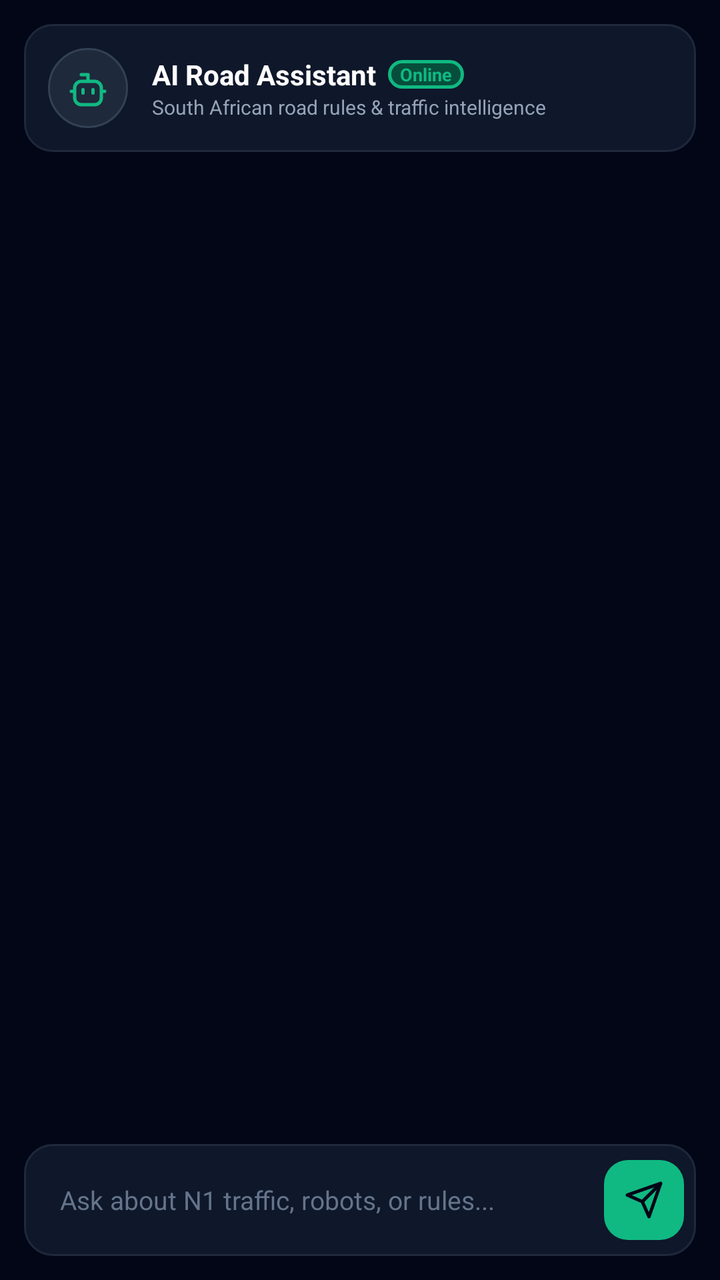
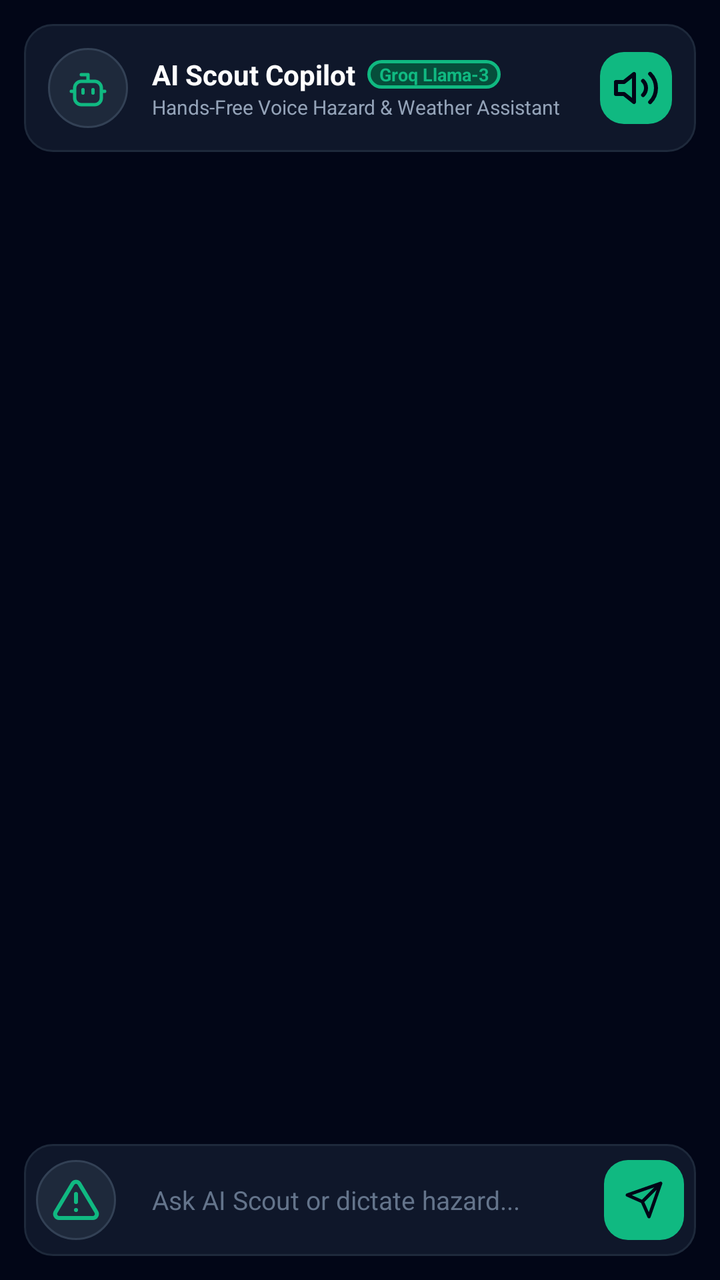

The first picture is an Android layout as it rendered before a commit; the second is the same layout after the commit. The layout source and the unified diff follow.
<!-- AndroidManifest.xml: application theme Theme.RouteWiseSA -->
<!-- res/layout/fragment_chatbot.xml -->
<?xml version="1.0" encoding="utf-8"?>
<androidx.constraintlayout.widget.ConstraintLayout
    xmlns:android="http://schemas.android.com/apk/res/android"
    xmlns:app="http://schemas.android.com/apk/res-auto"
    android:layout_width="match_parent"
    android:layout_height="match_parent"
    android:background="#020617"
    android:padding="12dp"
    android:paddingBottom="24dp">

    
    <LinearLayout
        android:id="@+id/chatHeader"
        android:layout_width="match_parent"
        android:layout_height="wrap_content"
        android:background="@drawable/bg_card_unselected"
        android:orientation="horizontal"
        android:gravity="center_vertical"
        android:padding="12dp"
        android:baselineAligned="false"
        app:layout_constraintTop_toTopOf="parent">

        <FrameLayout
            android:layout_width="40dp"
            android:layout_height="40dp"
            android:background="@drawable/bg_circle_slate">
            <ImageView
                android:layout_width="20dp"
                android:layout_height="20dp"
                android:layout_gravity="center"
                android:src="@drawable/ic_robot"
                android:contentDescription="@string/ai_scout_copilot"
                app:tint="#10b981" />
        </FrameLayout>

        <LinearLayout
            android:layout_width="0dp"
            android:layout_height="wrap_content"
            android:layout_weight="1"
            android:orientation="vertical"
            android:layout_marginStart="12dp">

            <LinearLayout
                android:layout_width="wrap_content"
                android:layout_height="wrap_content"
                android:orientation="horizontal"
                android:gravity="center_vertical">
                <TextView
                    android:layout_width="wrap_content"
                    android:layout_height="wrap_content"
                    android:text="@string/title_chat"
                    android:textColor="#ffffff"
                    android:textSize="14sp"
                    android:textStyle="bold" />
                <TextView
                    android:layout_width="wrap_content"
                    android:layout_height="wrap_content"
                    android:text="@string/online"
                    android:textColor="#10b981"
                    android:textSize="9sp"
                    android:textStyle="bold"
                    android:background="@drawable/bg_card_selected"
                    android:paddingHorizontal="6dp"
                    android:paddingVertical="1dp"
                    android:layout_marginStart="6dp" />
            </LinearLayout>

            <TextView
                android:layout_width="wrap_content"
                android:layout_height="wrap_content"
                android:text="@string/ai_desc"
                android:textColor="#94a3b8"
                android:textSize="10sp" />
        </LinearLayout>
    </LinearLayout>

    
    <androidx.recyclerview.widget.RecyclerView
        android:id="@+id/rvChatMessages"
        android:layout_width="match_parent"
        android:layout_height="0dp"
        android:layout_marginVertical="12dp"
        app:layout_constraintTop_toBottomOf="@id/chatHeader"
        app:layout_constraintBottom_toTopOf="@id/chatInputContainer" />

    
    <LinearLayout
        android:id="@+id/chatInputContainer"
        android:layout_width="match_parent"
        android:layout_height="wrap_content"
        android:background="@drawable/bg_card_unselected"
        android:orientation="horizontal"
        android:gravity="center_vertical"
        android:padding="6dp"
        app:layout_constraintBottom_toBottomOf="parent">

        <EditText
            android:id="@+id/etChatInput"
            android:layout_width="0dp"
            android:layout_height="44dp"
            android:layout_weight="1"
            android:background="@android:color/transparent"
            android:hint="@string/chat_hint"
            android:textColorHint="#64748b"
            android:textColor="#ffffff"
            android:textSize="13sp"
            android:paddingHorizontal="12dp"
            android:inputType="textAutoCorrect|textCapSentences"
            android:importantForAutofill="no" />

        <ImageButton
            android:id="@+id/btnSendMessage"
            android:layout_width="40dp"
            android:layout_height="40dp"
            android:background="@drawable/bg_rounded_emerald"
            android:src="@drawable/ic_send"
            app:tint="#020617"
            android:padding="10dp"
            android:scaleType="centerInside" />
    </LinearLayout>

</androidx.constraintlayout.widget.ConstraintLayout>
<!-- resources referenced by this layout -->
<resources>
  <!-- drawable bg_card_selected (drawable) -->
  <?xml version="1.0" encoding="utf-8"?>
  <shape xmlns:android="http://schemas.android.com/apk/res/android"
      android:shape="rectangle">
      <solid android:color="#064e3b" />
      <corners android:radius="14dp" />
      <stroke android:width="1.5dp" android:color="#10b981" />
  </shape>
  <!-- drawable bg_card_unselected (drawable) -->
  <?xml version="1.0" encoding="utf-8"?>
  <shape xmlns:android="http://schemas.android.com/apk/res/android"
      android:shape="rectangle">
      <solid android:color="#0f172a" />
      <corners android:radius="14dp" />
      <stroke android:width="1dp" android:color="#1e293b" />
  </shape>
  <!-- drawable bg_circle_slate (drawable) -->
  <?xml version="1.0" encoding="utf-8"?>
  <shape xmlns:android="http://schemas.android.com/apk/res/android"
      android:shape="oval">
      <solid android:color="#1e293b" />
      <stroke android:width="1dp" android:color="#334155" />
  </shape>
  <!-- drawable bg_rounded_emerald (drawable) -->
  <?xml version="1.0" encoding="utf-8"?>
  <shape xmlns:android="http://schemas.android.com/apk/res/android"
      android:shape="rectangle">
      <solid android:color="#10b981" />
      <corners android:radius="12dp" />
  </shape>
  <!-- drawable ic_send (drawable) -->
  <vector xmlns:android="http://schemas.android.com/apk/res/android"
      android:width="24dp"
      android:height="24dp"
      android:viewportWidth="24"
      android:viewportHeight="24">
      <path
          android:fillColor="@android:color/transparent"
          android:strokeColor="#10B981"
          android:strokeWidth="2"
          android:strokeLineCap="round"
          android:strokeLineJoin="round"
          android:pathData="M22,2L11,13 M22,2l-7,20 -4,-9 -9,-4 20,-7z" />
  </vector>
  <string name="ai_desc">South African road rules &amp; traffic intelligence</string>
  <string name="ai_scout_copilot">AI Scout Copilot</string>
  <string name="chat_hint">Ask about N1 traffic, robots, or rules...</string>
  <string name="online">Online</string>
  <string name="title_chat">AI Road Assistant</string>
  <color name="primary_emerald">#10B981</color>
  <color name="text_dark_contrast">#020617</color>
  <color name="primary_emerald_container">#064E3B</color>
  <color name="primary_emerald_light">#34D399</color>
  <color name="secondary_teal">#14B8A6</color>
  <color name="background_slate_dark">#020617</color>
  <color name="surface_slate_card">#0F172A</color>
  <color name="text_primary_white">#FFFFFF</color>
  <color name="surface_slate_elevated">#1E293B</color>
  <color name="text_secondary_slate">#CBD5E1</color>
  <!-- unchanged entries left out for length: 2 -->
</resources>

<!-- the commit's change to res/layout/fragment_chatbot.xml (unified diff, before → after) -->
@@ -48,14 +48,14 @@
                 <TextView
                     android:layout_width="wrap_content"
                     android:layout_height="wrap_content"
-                    android:text="@string/title_chat"
+                    android:text="AI Scout Copilot"
                     android:textColor="#ffffff"
                     android:textSize="14sp"
                     android:textStyle="bold" />
                 <TextView
                     android:layout_width="wrap_content"
                     android:layout_height="wrap_content"
-                    android:text="@string/online"
+                    android:text="Groq Llama-3"
                     android:textColor="#10b981"
                     android:textSize="9sp"
                     android:textStyle="bold"
@@ -68,10 +68,20 @@
             <TextView
                 android:layout_width="wrap_content"
                 android:layout_height="wrap_content"
-                android:text="@string/ai_desc"
+                android:text="Hands-Free Voice Hazard &amp; Weather Assistant"
                 android:textColor="#94a3b8"
                 android:textSize="10sp" />
         </LinearLayout>
+
+        <ImageButton
+            android:id="@+id/btnToggleVoice"
+            android:layout_width="36dp"
+            android:layout_height="36dp"
+            android:background="@drawable/bg_rounded_emerald"
+            android:src="@drawable/ic_volume_up"
+            app:tint="#020617"
+            android:padding="8dp"
+            android:contentDescription="Voice Toggle" />
     </LinearLayout>
 
     
@@ -94,13 +104,24 @@
         android:padding="6dp"
         app:layout_constraintBottom_toBottomOf="parent">
 
+        <ImageButton
+            android:id="@+id/btnHandsFreeDictate"
+            android:layout_width="40dp"
+            android:layout_height="40dp"
+            android:layout_marginEnd="6dp"
+            android:background="@drawable/bg_circle_slate"
+            android:src="@drawable/ic_warning"
+            app:tint="#10b981"
+            android:padding="8dp"
+            android:contentDescription="Talk Hands Free" />
+
         <EditText
             android:id="@+id/etChatInput"
             android:layout_width="0dp"
             android:layout_height="44dp"
             android:layout_weight="1"
             android:background="@android:color/transparent"
-            android:hint="@string/chat_hint"
+            android:hint="Ask AI Scout or dictate hazard..."
             android:textColorHint="#64748b"
             android:textColor="#ffffff"
             android:textSize="13sp"
<!-- resource entries referenced after the edit -->
@@ -44,11 +44,35 @@
           android:strokeLineJoin="round"
           android:pathData="M22,2L11,13 M22,2l-7,20 -4,-9 -9,-4 20,-7z" />
   </vector>
-  <string name="ai_desc">South African road rules &amp; traffic intelligence</string>
+  <!-- drawable ic_volume_up (drawable) -->
+  <vector xmlns:android="http://schemas.android.com/apk/res/android"
+      android:width="24dp"
+      android:height="24dp"
+      android:viewportWidth="24"
+      android:viewportHeight="24">
+      <path
+          android:fillColor="@android:color/transparent"
+          android:strokeColor="#10B981"
+          android:strokeWidth="2"
+          android:strokeLineCap="round"
+          android:strokeLineJoin="round"
+          android:pathData="M11,5L6,9H2v6h4l5,4V5z M15.54,8.46a5,5 0 0,1 0,7.07 M19.07,4.93a10,10 0 0,1 0,14.14" />
+  </vector>
+  <!-- drawable ic_warning (drawable) -->
+  <vector xmlns:android="http://schemas.android.com/apk/res/android"
+      android:width="24dp"
+      android:height="24dp"
+      android:viewportWidth="24"
+      android:viewportHeight="24">
+      <path
+          android:fillColor="@android:color/transparent"
+          android:strokeColor="#F59E0B"
+          android:strokeWidth="2"
+          android:strokeLineCap="round"
+          android:strokeLineJoin="round"
+          android:pathData="M10.29,3.86L1.82,18a2,2 0 0,0 1.71,3h16.94a2,2 0 0,0 1.71,-3L13.71,3.86a2,2 0 0,0 -3.42,0z M12,9v4 M12,17h0.01" />
+  </vector>
   <string name="ai_scout_copilot">AI Scout Copilot</string>
-  <string name="chat_hint">Ask about N1 traffic, robots, or rules...</string>
-  <string name="online">Online</string>
-  <string name="title_chat">AI Road Assistant</string>
   <color name="primary_emerald">#10B981</color>
   <color name="text_dark_contrast">#020617</color>
   <color name="primary_emerald_container">#064E3B</color>
